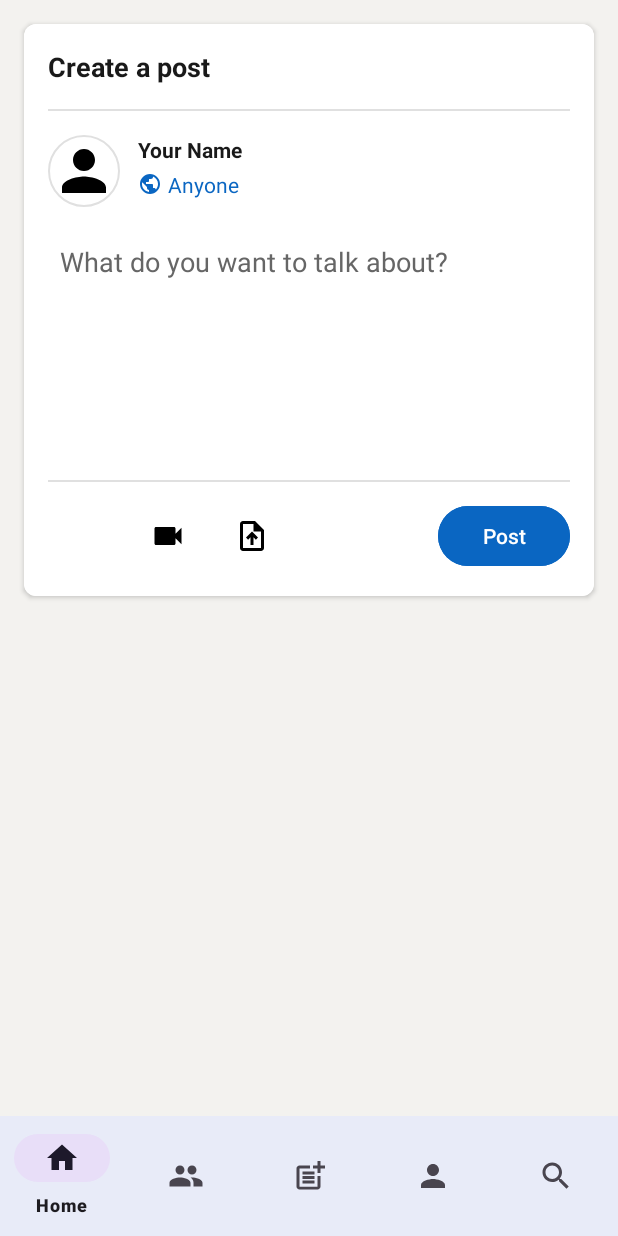
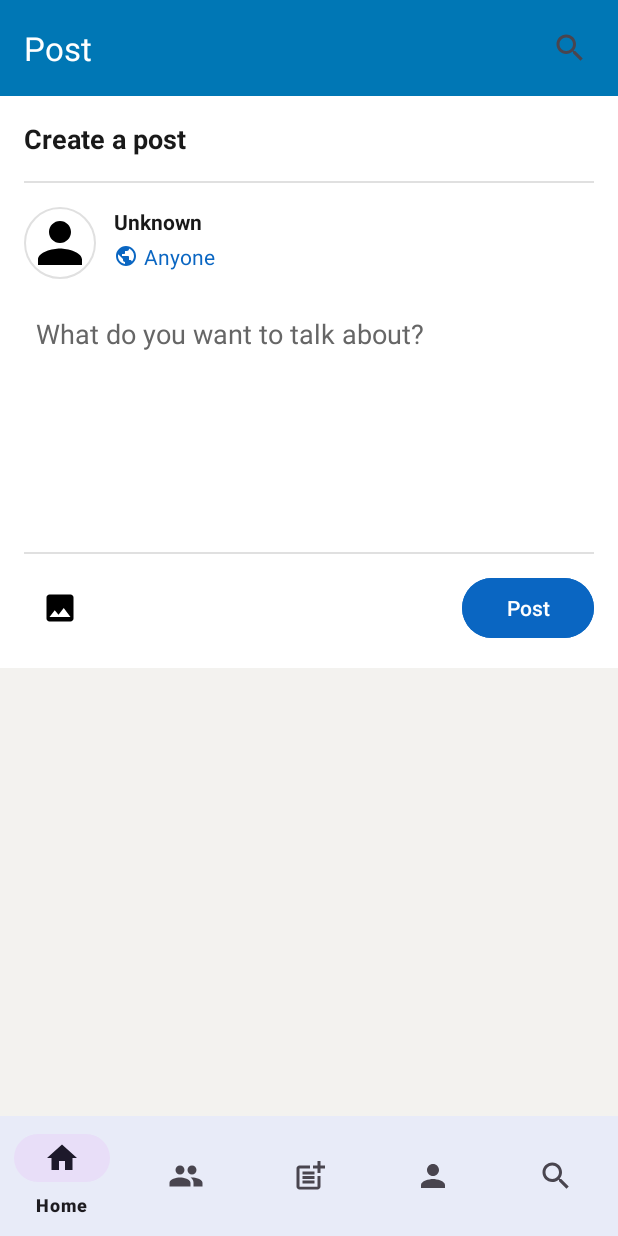
Before and after one commit to Mayuushi/IT342-Syncra, an Android app: the fragment PostFragment placed in its activity, on a phone screen of 412 x 824 dp. Run offline under Robolectric (Android 15) with nearby library versions, the phone set to English and light mode, and no system bars; our stand-ins replace CircleImageView; libraries missing offline, so code that uses them is left out: com.edu.cit, com.github.dhaval2404.imagepicker; pictures from the network do not load; 4 statements that could not run were skipped.

Commit message:
Removed unnecessary design

```diff
--- a/frontend-mobile/app/src/main/java/edu/cit/syncra/fragments/PostFragment.kt
+++ b/frontend-mobile/app/src/main/java/edu/cit/syncra/fragments/PostFragment.kt
@@ -15,6 +15,7 @@ import com.edu.cit.Syncra.network.RetrofitInstance
 import com.github.dhaval2404.imagepicker.ImagePicker
 import edu.cit.syncra.DataClass.NewsPost
 import edu.cit.syncra.R
+import edu.cit.syncra.utils.SessionManager
 import kotlinx.coroutines.*
 import okhttp3.*
 import org.json.JSONObject
@@ -24,9 +25,10 @@ class PostFragment : Fragment() {
 
     private lateinit var inputPost: EditText
     private lateinit var btnSubmitPost: Button
-    private lateinit var btnSelectImage: Button
+    private lateinit var btnSelectImage: ImageButton
     private lateinit var imagePreview: ImageView
     private lateinit var progressBar: ProgressBar
+    private lateinit var txtUsername: TextView
     private var imageUri: Uri? = null
 
     private val IMGUR_CLIENT_ID = "5e8602b64bcbbbb" // Replace with your Imgur client ID
@@ -42,6 +44,10 @@ class PostFragment : Fragment() {
         btnSelectImage = view.findViewById(R.id.btnSelectImage)
         imagePreview = view.findViewById(R.id.imagePreview)
         progressBar = view.findViewById(R.id.progressBar)
+        txtUsername = view.findViewById(R.id.txtUserName)
+        val sessionManager = SessionManager(requireContext())
+        val username = sessionManager.getUserName()
+        txtUsername.text = username
 
         btnSelectImage.setOnClickListener {
             ImagePicker.with(this)
@@ -147,4 +153,6 @@ class PostFragment : Fragment() {
         btnSubmitPost.isEnabled = !isLoading
         btnSelectImage.isEnabled = !isLoading
     }
+
+
 }
--- a/frontend-mobile/app/src/main/res/drawable/ic_image.xml
+++ b/frontend-mobile/app/src/main/res/drawable/ic_image.xml
@@ -1,10 +1,5 @@
-<?xml version="1.0" encoding="utf-8"?>
-<vector xmlns:android="http://schemas.android.com/apk/res/android"
-    android:width="24dp"
-    android:height="24dp"
-    android:viewportWidth="24"
-    android:viewportHeight="24">
-    <path
-        android:fillColor="#000000"
-        android:pathData="M21,19V5C21,3.9 20.1,3 19,3H5C3.9,3 3,3.9 3,5V19C3,20.1 3.9,21 5,21H19C20.1,21 21,20.1 21,19ZM8.5,13.5L11,16.51L14.5,12L19,18H5L8.5,13.5Z" />
+<vector xmlns:android="http://schemas.android.com/apk/res/android" android:height="24dp" android:tint="#000000" android:viewportHeight="24" android:viewportWidth="24" android:width="24dp">
+
+    <path android:fillColor="@android:color/white" android:pathData="M21,19V5c0,-1.1 -0.9,-2 -2,-2H5c-1.1,0 -2,0.9 -2,2v14c0,1.1 0.9,2 2,2h14c1.1,0 2,-0.9 2,-2zM8.5,13.5l2.5,3.01L14.5,12l4.5,6H5l3.5,-4.5z"/>
+
 </vector>
--- a/frontend-mobile/app/src/main/res/layout/fragment_post.xml
+++ b/frontend-mobile/app/src/main/res/layout/fragment_post.xml
@@ -1,10 +1,34 @@
 <?xml version="1.0" encoding="utf-8"?>
-<androidx.constraintlayout.widget.ConstraintLayout
-    xmlns:android="http://schemas.android.com/apk/res/android"
+<androidx.constraintlayout.widget.ConstraintLayout xmlns:android="http://schemas.android.com/apk/res/android"
     xmlns:app="http://schemas.android.com/apk/res-auto"
     android:layout_width="match_parent"
     android:layout_height="match_parent"
+    xmlns:tools="http://schemas.android.com/tools"
     android:background="#F3F2EF">
+
+    <androidx.appcompat.widget.Toolbar
+        android:id="@+id/toolbar"
+        android:layout_width="match_parent"
+        android:layout_height="?attr/actionBarSize"
+        android:background="@color/linkedin_blue"
+        app:layout_constraintTop_toTopOf="parent"
+        app:layout_constraintStart_toStartOf="parent"
+        app:layout_constraintEnd_toEndOf="parent"
+        app:title="Post"
+        app:titleTextColor="@android:color/white"
+
+        tools:ignore="MissingConstraints">
+
+    <androidx.appcompat.widget.SearchView
+        android:id="@+id/searchView"
+        android:layout_width="wrap_content"
+        android:layout_height="wrap_content"
+        android:layout_gravity="end"
+        app:queryHint="Search connections"
+        app:iconifiedByDefault="true"
+        android:layout_marginEnd="8dp" />
+
+    </androidx.appcompat.widget.Toolbar>
 
     <androidx.cardview.widget.CardView
         android:layout_width="match_parent"
@@ -12,160 +36,11 @@
         android:layout_margin="16dp"
         app:cardCornerRadius="8dp"
         app:cardElevation="2dp"
+        app:layout_constraintBottom_toBottomOf="@+id/toolbar"
         app:layout_constraintTop_toTopOf="parent"
         app:layout_constraintStart_toStartOf="parent"
         app:layout_constraintEnd_toEndOf="parent">
 
-        <androidx.constraintlayout.widget.ConstraintLayout
-            android:layout_width="match_parent"
-            android:layout_height="wrap_content"
-            android:padding="16dp"
-            android:background="#FFFFFF">
-
-            <TextView
-                android:id="@+id/txtCreatePost"
-                android:layout_width="wrap_content"
-                android:layout_height="wrap_content"
-                android:text="Create a post"
-                android:textSize="18sp"
-                android:textStyle="bold"
-                android:textColor="#191919"
-                app:layout_constraintTop_toTopOf="parent"
-                app:layout_constraintStart_toStartOf="parent" />
-
-            <View
-                android:id="@+id/divider"
-                android:layout_width="match_parent"
-                android:layout_height="1dp"
-                android:background="#E0E0E0"
-                android:layout_marginTop="16dp"
-                app:layout_constraintTop_toBottomOf="@id/txtCreatePost"/>
-
-            <ImageView
-                android:id="@+id/profileImage"
-                android:layout_width="48dp"
-                android:layout_height="48dp"
-                android:layout_marginTop="16dp"
-                android:src="@drawable/ic_profile"
-                android:background="@drawable/circle_background"
-                android:padding="2dp"
-                android:scaleType="centerCrop"
-                app:layout_constraintTop_toBottomOf="@id/divider"
-                app:layout_constraintStart_toStartOf="parent" />
-
-            <TextView
-                android:id="@+id/txtUserName"
-                android:layout_width="wrap_content"
-                android:layout_height="wrap_content"
-                android:text="Your Name"
-                android:textColor="#191919"
-                android:textStyle="bold"
-                android:layout_marginStart="12dp"
-                app:layout_constraintTop_toTopOf="@id/profileImage"
-                app:layout_constraintStart_toEndOf="@id/profileImage" />
-
-            <TextView
-                android:id="@+id/txtVisibility"
-                android:layout_width="wrap_content"
-                android:layout_height="wrap_content"
-                android:text="Anyone"
-                android:textColor="#0A66C2"
-                android:drawableStart="@drawable/ic_globe"
-                android:drawablePadding="4dp"
-                android:layout_marginStart="12dp"
-                android:layout_marginTop="4dp"
-                app:layout_constraintTop_toBottomOf="@id/txtUserName"
-                app:layout_constraintStart_toEndOf="@id/profileImage" />
-
-            <ImageView
-                android:id="@+id/imagePreview"
-                android:layout_width="match_parent"
-                android:layout_height="200dp"
-                android:layout_marginTop="16dp"
-                android:scaleType="centerCrop"
-                android:visibility="gone"
-                android:background="#F3F2EF"
-                app:layout_constraintTop_toBottomOf="@id/profileImage"
-                app:layout_constraintStart_toStartOf="parent"
-                app:layout_constraintEnd_toEndOf="parent" />
-
-            <EditText
-                android:id="@+id/inputPost"
-                android:layout_width="match_parent"
-                android:layout_height="150dp"
-                android:hint="What do you want to talk about?"
-                android:gravity="start"
-                android:background="@null"
-                android:padding="8dp"
-                android:layout_marginTop="16dp"
-                android:textColorHint="#666666"
-                android:textColor="#191919"
-                android:inputType="textMultiLine"
-                app:layout_constraintTop_toBottomOf="@id/imagePreview"
-                app:layout_constraintStart_toStartOf="parent"
-                app:layout_constraintEnd_toEndOf="parent" />
-
-            <View
-                android:id="@+id/divider2"
-                android:layout_width="match_parent"
-                android:layout_height="1dp"
-                android:background="#E0E0E0"
-                android:layout_marginTop="16dp"
-                app:layout_constraintTop_toBottomOf="@id/inputPost"/>
-
-            <LinearLayout
-                android:id="@+id/mediaOptions"
-                android:layout_width="match_parent"
-                android:layout_height="wrap_content"
-                android:orientation="horizontal"
-                android:layout_marginTop="12dp"
-                app:layout_constraintTop_toBottomOf="@id/divider2">
-
-                <Button
-                    android:id="@+id/btnSelectImage"
-                    android:text="asas"
-                    android:textColor="@color/black"
-                    android:layout_width="48dp"
-                    android:layout_height="48dp"
-                    android:src="@drawable/ic_image"
-                    android:background="?attr/selectableItemBackgroundBorderless"
-                    android:contentDescription="Add image"
-                    android:layout_marginEnd="8dp" />
-
-                <ImageButton
-                    android:id="@+id/btnSelectVideo"
-                    android:layout_width="48dp"
-                    android:layout_height="48dp"
-                    android:src="@drawable/ic_video"
-                    android:background="?attr/selectableItemBackgroundBorderless"
-                    android:contentDescription="Add video"
-                    android:layout_marginEnd="8dp" />
-
-                <ImageButton
-                    android:id="@+id/btnSelectDocument"
-                    android:layout_width="48dp"
-                    android:layout_height="48dp"
-                    android:src="@drawable/ic_document"
-                    android:background="?attr/selectableItemBackgroundBorderless"
-                    android:contentDescription="Add document" />
-
-                <View
-                    android:layout_width="0dp"
-                    android:layout_height="0dp"
-                    android:layout_weight="1" />
-
-                <com.google.android.material.button.MaterialButton
-                    android:id="@+id/btnSubmitPost"
-                    android:layout_width="wrap_content"
-                    android:layout_height="wrap_content"
-                    android:text="Post"
-                    android:textColor="#FFFFFF"
-                    android:backgroundTint="#0A66C2"
-                    app:cornerRadius="24dp"
-                    android:paddingStart="24dp"
-                    android:paddingEnd="24dp" />
-            </LinearLayout>
-        </androidx.constraintlayout.widget.ConstraintLayout>
     </androidx.cardview.widget.CardView>
 
     <ProgressBar
@@ -179,4 +54,142 @@
         app:layout_constraintStart_toStartOf="parent"
         app:layout_constraintEnd_toEndOf="parent"/>
 
+    <androidx.constraintlayout.widget.ConstraintLayout
+        android:layout_width="match_parent"
+        android:layout_height="wrap_content"
+        android:background="#FFFFFF"
+        android:padding="16dp"
+        app:layout_constraintTop_toBottomOf="@+id/toolbar"
+        tools:layout_editor_absoluteX="10dp">
+
+        <TextView
+            android:id="@+id/txtCreatePost"
+            android:layout_width="wrap_content"
+            android:layout_height="wrap_content"
+            android:text="Create a post"
+            android:textColor="#191919"
+            android:textSize="18sp"
+            android:textStyle="bold"
+            app:layout_constraintStart_toStartOf="parent"
+            app:layout_constraintTop_toTopOf="parent" />
+
+        <View
+            android:id="@+id/divider"
+            android:layout_width="match_parent"
+            android:layout_height="1dp"
+            android:layout_marginTop="16dp"
+            android:background="#E0E0E0"
+            app:layout_constraintTop_toBottomOf="@id/txtCreatePost" />
+
+        <ImageView
+            android:id="@+id/profileImage"
+            android:layout_width="48dp"
+            android:layout_height="48dp"
+            android:layout_marginTop="16dp"
+            android:background="@drawable/circle_background"
+            android:padding="2dp"
+            android:scaleType="centerCrop"
+            android:src="@drawable/ic_profile"
+            app:layout_constraintStart_toStartOf="parent"
+            app:layout_constraintTop_toBottomOf="@id/divider" />
+
+        <TextView
+            android:id="@+id/txtUserName"
+            android:layout_width="wrap_content"
+            android:layout_height="wrap_content"
+            android:layout_marginStart="12dp"
+            android:text="Your Name"
+            android:textColor="#191919"
+            android:textStyle="bold"
+            app:layout_constraintStart_toEndOf="@id/profileImage"
+            app:layout_constraintTop_toTopOf="@id/profileImage" />
+
+        <TextView
+            android:id="@+id/txtVisibility"
+            android:layout_width="wrap_content"
+            android:layout_height="wrap_content"
+            android:layout_marginStart="12dp"
+            android:layout_marginTop="4dp"
+            android:drawableStart="@drawable/ic_globe"
+            android:drawablePadding="4dp"
+            android:text="Anyone"
+            android:textColor="#0A66C2"
+            app:layout_constraintStart_toEndOf="@id/profileImage"
+            app:layout_constraintTop_toBottomOf="@id/txtUserName" />
+
+        <ImageView
+            android:id="@+id/imagePreview"
+            android:layout_width="match_parent"
+            android:layout_height="200dp"
+            android:layout_marginTop="16dp"
+            android:background="#F3F2EF"
+            android:scaleType="centerCrop"
+            android:visibility="gone"
+            app:layout_constraintEnd_toEndOf="parent"
+            app:layout_constraintStart_toStartOf="parent"
+            app:layout_constraintTop_toBottomOf="@id/profileImage" />
+
+        <EditText
+            android:id="@+id/inputPost"
+            android:layout_width="match_parent"
+            android:layout_height="150dp"
+            android:layout_marginTop="16dp"
+            android:background="@null"
+            android:gravity="start"
+            android:hint="What do you want to talk about?"
+            android:inputType="textMultiLine"
+            android:padding="8dp"
+            android:textColor="#191919"
+            android:textColorHint="#666666"
+            app:layout_constraintEnd_toEndOf="parent"
+            app:layout_constraintStart_toStartOf="parent"
+            app:layout_constraintTop_toBottomOf="@id/imagePreview" />
+
+        <View
+            android:id="@+id/divider2"
+            android:layout_width="match_parent"
+            android:layout_height="1dp"
+            android:layout_marginTop="16dp"
+            android:background="#E0E0E0"
+            app:layout_constraintTop_toBottomOf="@id/inputPost" />
+
+        <LinearLayout
+            android:id="@+id/mediaOptions"
+            android:layout_width="match_parent"
+            android:layout_height="wrap_content"
+            android:layout_marginTop="12dp"
+            android:orientation="horizontal"
+            app:layout_constraintTop_toBottomOf="@id/divider2">
+
+            <ImageButton
+                android:id="@+id/btnSelectImage"
+                android:layout_width="48dp"
+                android:layout_height="48dp"
+                android:layout_marginEnd="8dp"
+                android:background="?attr/selectableItemBackgroundBorderless"
+                android:contentDescription="Add image"
+                android:src="@drawable/ic_image"
+                android:text="asas"
+                android:textColor="@color/black" />
+
+
+
+            <View
+                android:layout_width="0dp"
+                android:layout_height="0dp"
+                android:layout_weight="1" />
+
+            <com.google.android.material.button.MaterialButton
+                android:id="@+id/btnSubmitPost"
+                android:layout_width="wrap_content"
+                android:layout_height="wrap_content"
+                android:backgroundTint="#0A66C2"
+                android:paddingStart="24dp"
+                android:paddingEnd="24dp"
+                android:text="Post"
+                android:textColor="#FFFFFF"
+                app:cornerRadius="24dp" />
+        </LinearLayout>
+    </androidx.constraintlayout.widget.ConstraintLayout>
+
 </androidx.constraintlayout.widget.ConstraintLayout>
--- a/frontend-mobile/app/src/main/res/layout/fragment_user_profile.xml
+++ b/frontend-mobile/app/src/main/res/layout/fragment_user_profile.xml
@@ -20,7 +20,9 @@
                 android:id="@+id/toolbar"
                 android:layout_width="match_parent"
                 android:layout_height="?attr/actionBarSize"
-                android:background="#FFFFFF"
+                android:background="@color/linkedin_blue"
+                app:titleTextColor="@color/white"
+                app:title="Profile"
                 app:layout_constraintTop_toTopOf="parent"
                 app:layout_constraintStart_toStartOf="parent"
                 app:layout_constraintEnd_toEndOf="parent" />
@@ -123,7 +125,7 @@
 
             <View
                 android:id="@+id/tabIndicator"
-                android:layout_width="0dp"
+                android:layout_width="match_parent"
                 android:layout_height="3dp"
                 android:background="#0077B5"
                 app:layout_constraintTop_toBottomOf="@+id/tabLayout"
```
Also changed, not shown: frontend-mobile/app/src/main/res/layout/fragment_home.xml (+24 -4 lines), frontend-mobile/app/src/main/res/layout/fragment_network.xml (+1 -50 lines), frontend-mobile/app/src/main/res/layout/fragment_profile_and_post.xml (+0 -10 lines), frontend-mobile/app/src/main/res/layout/portfolio_card.xml (+1 -37 lines).
